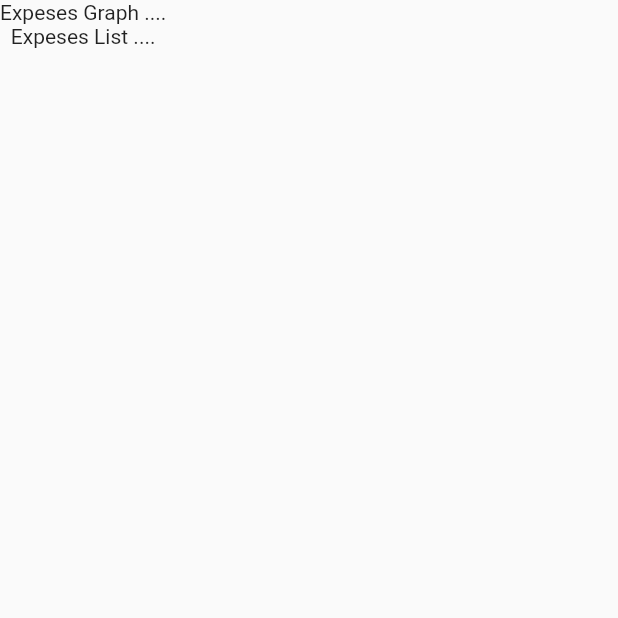
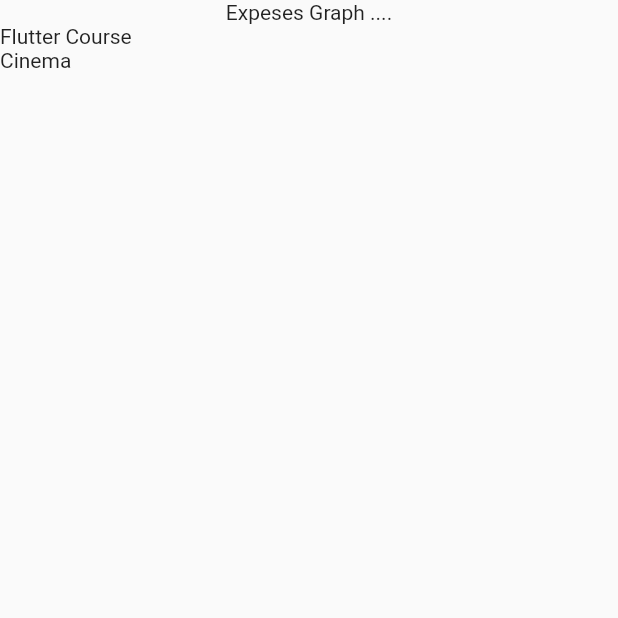
Before and after one commit to Subha-5/Flutter-Expense-Tracker, a Flutter app: the screen it shows after launch, on a phone screen of 412 x 824 dp, the top half of it. Run offline on Flutter 3.47's test engine with Material 2 defaults, Android fonts, the phone set to English and light mode, and no system bars.

Commit message:
Rendering long lists of dummy data efficiently

```diff
--- a/lib/expenses.dart
+++ b/lib/expenses.dart
@@ -1,4 +1,7 @@
 import 'package:flutter/material.dart';
+
+import 'package:expense_tracker/models/expense.dart';
+import 'package:expense_tracker/expenses_list.dart';
 
 class Expenses extends StatefulWidget {
   const Expenses({super.key});
@@ -9,13 +12,32 @@ class Expenses extends StatefulWidget {
 }
 
 class _ExpensesState extends State<Expenses> {
+  final List<Expense> _registeredExpenses = [
+    Expense(
+      title: 'Flutter Course',
+      amount: 19.99,
+      date: DateTime.now(),
+      category: Category.work,
+    ),
+    Expense(
+      title: 'Cinema',
+      amount: 15.69,
+      date: DateTime.now(),
+      category: Category.work,
+    ),
+  ];
+
   @override
   Widget build(BuildContext context) {
     return Scaffold(
       body: Column(
-        children: const [
-          Text('Expeses Graph ....'),
-          Text('Expeses List ....'),
+        children: [
+          const Text('Expeses Graph ....'), // Todo: Bar Graph
+          Expanded(
+            child: ExpensesList(
+              expenses: _registeredExpenses,
+            ),
+          )
         ],
       ),
     );
--- /dev/null
+++ b/lib/expenses_list.dart
@@ -0,0 +1,19 @@
+import 'package:flutter/material.dart';
+
+import 'package:expense_tracker/models/expense.dart';
+
+class ExpensesList extends StatelessWidget {
+  const ExpensesList({super.key, required this.expenses});
+
+  final List<Expense> expenses;
+
+  @override
+  Widget build(BuildContext context) {
+    return ListView.builder(
+      itemCount: expenses.length,
+      itemBuilder: (ctx, index) => Text(
+        expenses[index].title,
+      ),
+    );
+  }
+}
--- a/lib/models/expense.dart
+++ b/lib/models/expense.dart
@@ -1,16 +1,20 @@
 import 'package:uuid/uuid.dart';
 
 const uuid = Uuid();
+
+enum Category { food, travel, leisure, work }
 
 class Expense {
   Expense({
     required this.title,
     required this.amount,
     required this.date,
-  }) : id = uuid.v4() ;
+    required this.category,
+  }) : id = uuid.v4();
 
   final String id;
   final String title;
   final double amount;
   final DateTime date;
+  final Category category;
 }
```
